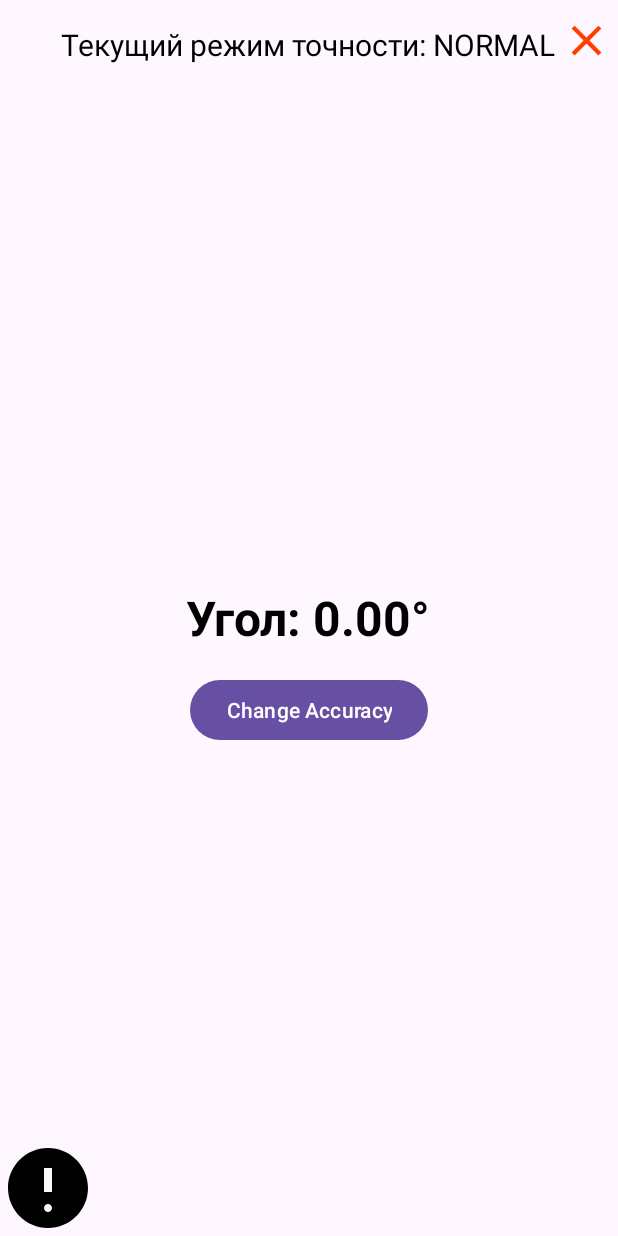
After one commit to Tamplier322/AndroidLabs, an Android app: the LevelActivity screen opened directly, with no data from a screen before it, on a phone screen of 412 x 824 dp. The commit adds this screen. Run offline under Robolectric (Android 15) with nearby library versions, the phone set to English and light mode, and no system bars.

Commit message:
add splash screen, also add some functional for 2 lab, add level that shows surface inclination angle

```diff
--- /dev/null
+++ b/app/src/main/java/com/example/firstlab/LevelActivity.kt
@@ -0,0 +1,194 @@
+package com.example.firstlab
+
+import android.animation.ValueAnimator
+import android.content.Context
+import android.content.Intent
+import android.hardware.Sensor
+import android.hardware.SensorEvent
+import android.hardware.SensorEventListener
+import android.hardware.SensorManager
+import android.os.Bundle
+import android.view.Gravity
+import android.view.LayoutInflater
+import android.widget.Button
+import android.widget.ImageButton
+import android.widget.LinearLayout
+import android.widget.PopupWindow
+import android.widget.TextView
+import android.widget.Toast
+import androidx.appcompat.app.AppCompatActivity
+import java.util.*
+
+class LevelActivity : AppCompatActivity(), SensorEventListener {
+
+    private lateinit var sensorManager: SensorManager
+    private var accelerometer: Sensor? = null
+    private var magnetometer: Sensor? = null
+    private val accelerometerReading = FloatArray(3)
+    private val magnetometerReading = FloatArray(3)
+    private val rotationMatrix = FloatArray(9)
+    private val orientationAngles = FloatArray(3)
+    private lateinit var btnChangeAccuracy: Button
+    private var currentSensorDelay = SensorManager.SENSOR_DELAY_NORMAL
+    private lateinit var tvAngle: TextView
+    private var lastUpdateTime: Long = 0
+    private var currentAngle: Float = 0f
+    private lateinit var tvAccuracyMode: TextView
+    private lateinit var popupWindow: PopupWindow
+    private var isPopupWindowOpen = false
+    private lateinit var btnClose: ImageButton
+
+    override fun onCreate(savedInstanceState: Bundle?) {
+        super.onCreate(savedInstanceState)
+        setContentView(R.layout.level_layout)
+        btnClose = findViewById(R.id.btnClose)
+
+        tvAngle = findViewById(R.id.tvAngle)
+        tvAccuracyMode = findViewById(R.id.tvAccuracyMode)
+        btnChangeAccuracy = findViewById(R.id.btnChangeAccuracy)
+        btnChangeAccuracy.setOnClickListener {
+            toggleSensorAccuracy()
+        }
+
+        sensorManager = getSystemService(SENSOR_SERVICE) as SensorManager
+        accelerometer = sensorManager.getDefaultSensor(Sensor.TYPE_ACCELEROMETER)
+        magnetometer = sensorManager.getDefaultSensor(Sensor.TYPE_MAGNETIC_FIELD)
+
+        val btnInfo: ImageButton = findViewById(R.id.btnInfo)
+        btnInfo.setOnClickListener {
+            showInfoPopup()
+        }
+
+        btnClose.setOnClickListener {
+            val intent = Intent(this, MainActivity::class.java)
+            startActivity(intent)
+            finish()
+        }
+    }
+
+    override fun onResume() {
+        super.onResume()
+        accelerometer?.also { accelerometer ->
+            sensorManager.registerListener(
+                this,
+                accelerometer,
+                currentSensorDelay
+            )
+        }
+        magnetometer?.also { magnetometer ->
+            sensorManager.registerListener(
+                this,
+                magnetometer,
+                currentSensorDelay
+            )
+        }
+    }
+
+    private fun showInfoPopup() {
+        if (isPopupWindowOpen) {
+            return
+        }
+
+        val inflater = getSystemService(Context.LAYOUT_INFLATER_SERVICE) as LayoutInflater
+        val popupView = inflater.inflate(R.layout.info_popup, null)
+
+        val btnClose: ImageButton = popupView.findViewById(R.id.btnClose)
+        btnClose.setOnClickListener {
+            popupWindow.dismiss()
+        }
+
+        val width = LinearLayout.LayoutParams.MATCH_PARENT
+        val height = (resources.displayMetrics.heightPixels * 1 / 2)
+        val focusable = true
+        popupWindow = PopupWindow(popupView, width, height, focusable)
+        popupWindow.animationStyle = R.style.PopupAnimation
+
+        popupWindow.showAtLocation(popupView, Gravity.TOP, 0, 0)
+
+        isPopupWindowOpen = true
+
+        popupWindow.setOnDismissListener {
+            isPopupWindowOpen = false
+        }
+    }
+
+    override fun onPause() {
+        super.onPause()
+        sensorManager.unregisterListener(this)
+    }
+
+    override fun onAccuracyChanged(sensor: Sensor?, accuracy: Int) {
+    }
+
+    override fun onSensorChanged(event: SensorEvent?) {
+        event ?: return
+        if (event.sensor == accelerometer) {
+            System.arraycopy(event.values, 0, accelerometerReading, 0, accelerometerReading.size)
+        } else if (event.sensor == magnetometer) {
+            System.arraycopy(event.values, 0, magnetometerReading, 0, magnetometerReading.size)
+        }
+        updateOrientationAngles()
+    }
+
+    private fun toggleSensorAccuracy() {
+        when (currentSensorDelay) {
+            SensorManager.SENSOR_DELAY_NORMAL -> {
+                currentSensorDelay = SensorManager.SENSOR_DELAY_UI
+                showToast("Accuracy changed to UI")
+            }
+            SensorManager.SENSOR_DELAY_UI -> {
+                currentSensorDelay = SensorManager.SENSOR_DELAY_GAME
+                showToast("Accuracy changed to GAME")
+            }
+            SensorManager.SENSOR_DELAY_GAME -> {
+                currentSensorDelay = SensorManager.SENSOR_DELAY_NORMAL
+                showToast("Accuracy changed to NORMAL")
+            }
+        }
+
+        updateAccuracyModeTextView()
+
+        onResume()
+    }
+
+    private fun updateAccuracyModeTextView() {
+        val accuracyModeText = when (currentSensorDelay) {
+            SensorManager.SENSOR_DELAY_NORMAL -> "NORMAL"
+            SensorManager.SENSOR_DELAY_UI -> "UI"
+            SensorManager.SENSOR_DELAY_GAME -> "GAME"
+            else -> "UNKNOWN"
+        }
+        tvAccuracyMode.text = "Текущий режим точности: $accuracyModeText"
+    }
+
+    private fun showToast(message: String) {
+        Toast.makeText(this, message, Toast.LENGTH_SHORT).show()
+    }
+
+    private fun updateOrientationAngles() {
+        SensorManager.getRotationMatrix(
+            rotationMatrix,
+            null,
+            accelerometerReading,
+            magnetometerReading
+        )
+        SensorManager.getOrientation(rotationMatrix, orientationAngles)
+        val degrees = Math.toDegrees(orientationAngles[2].toDouble()).toFloat()
+
+        if (Math.abs(degrees - currentAngle) < 5) {
+            val animator = ValueAnimator.ofFloat(currentAngle, degrees)
+            animator.duration = 300
+            animator.addUpdateListener { animation ->
+                val newAngle = animation.animatedValue as Float
+                val formattedAngle = String.format(Locale.getDefault(), "%.2f", newAngle)
+                tvAngle.text = "Угол: $formattedAngle°"
+                currentAngle = newAngle
+            }
+            animator.start()
+        } else {
+            val formattedAngle = String.format(Locale.getDefault(), "%.2f", degrees)
+            tvAngle.text = "Угол: $formattedAngle°"
+            currentAngle = degrees
+        }
+    }
+}
--- /dev/null
+++ b/app/src/main/res/anim/slide_in_bottom.xml
@@ -0,0 +1,6 @@
+<set xmlns:android="http://schemas.android.com/apk/res/android">
+    <translate
+        android:fromYDelta="-100%p"
+        android:toYDelta="0"
+        android:duration="300"/>
+</set>
--- /dev/null
+++ b/app/src/main/res/anim/slide_out_bottom.xml
@@ -0,0 +1,6 @@
+<set xmlns:android="http://schemas.android.com/apk/res/android">
+    <translate
+        android:fromYDelta="0"
+        android:toYDelta="-100%p"
+        android:duration="300"/>
+</set>
--- /dev/null
+++ b/app/src/main/res/drawable/ic_close.xml
@@ -0,0 +1,9 @@
+<vector xmlns:android="http://schemas.android.com/apk/res/android"
+    android:width="34dp"
+    android:height="34dp"
+    android:viewportWidth="24.0"
+    android:viewportHeight="24.0">
+    <path
+        android:fillColor="#FF3D00"
+        android:pathData="M19,6.41L17.59,5 12,10.59 6.41,5 5,6.41 10.59,12 5,17.59 6.41,19 12,13.41 17.59,19 19,17.59 13.41,12z"/>
+</vector>
--- /dev/null
+++ b/app/src/main/res/drawable/ic_info.xml
@@ -0,0 +1,9 @@
+<vector xmlns:android="http://schemas.android.com/apk/res/android"
+    android:width="64dp"
+    android:height="64dp"
+    android:viewportWidth="24.0"
+    android:viewportHeight="24.0">
+    <path
+        android:fillColor="#FF000000"
+        android:pathData="M12,2C6.48,2 2,6.48 2,12s4.48,10 10,10 10,-4.48 10,-10S17.52,2 12,2zM12,18c-0.55,0 -1,-0.45 -1,-1s0.45,-1 1,-1 1,0.45 1,1 -0.45,1 -1,1zM13,13h-2v-6h2v6z"/>
+</vector>
--- /dev/null
+++ b/app/src/main/res/layout/level_layout.xml
@@ -0,0 +1,57 @@
+<?xml version="1.0" encoding="utf-8"?>
+<RelativeLayout xmlns:android="http://schemas.android.com/apk/res/android"
+    android:layout_width="match_parent"
+    android:layout_height="match_parent">
+
+    <ImageButton
+        android:id="@+id/btnInfo"
+        android:layout_width="wrap_content"
+        android:layout_height="wrap_content"
+        android:layout_alignParentBottom="true"
+        android:background="?android:attr/selectableItemBackgroundBorderless"
+        android:contentDescription="@string/info_button_description"
+        android:src="@drawable/ic_info" />
+
+    <TextView
+        android:id="@+id/tvAccuracyMode"
+        android:layout_width="wrap_content"
+        android:layout_height="wrap_content"
+        android:layout_centerHorizontal="true"
+        android:layout_marginTop="16dp"
+        android:textSize="20sp"
+        android:textColor="@android:color/black"
+        android:text="Текущий режим точности: NORMAL" />
+
+    <ImageButton
+        android:id="@+id/btnClose"
+        android:layout_width="wrap_content"
+        android:layout_height="wrap_content"
+        android:layout_alignParentEnd="true"
+        android:layout_alignParentTop="true"
+        android:paddingTop="10dp"
+        android:paddingEnd="4dp"
+        android:src="@drawable/ic_close"
+        android:background="?android:attr/selectableItemBackgroundBorderless"
+        android:contentDescription="@string/close_button_description" />
+
+    <TextView
+        android:id="@+id/tvAngle"
+        android:layout_width="wrap_content"
+        android:layout_height="wrap_content"
+        android:layout_centerInParent="true"
+        android:animateLayoutChanges="true"
+        android:text="Угол: 0.00°"
+        android:textColor="#000000"
+        android:textSize="32sp"
+        android:textStyle="bold" />
+
+    <Button
+        android:id="@+id/btnChangeAccuracy"
+        android:layout_width="wrap_content"
+        android:layout_height="wrap_content"
+        android:layout_below="@id/tvAngle"
+        android:layout_centerHorizontal="true"
+        android:layout_marginTop="16dp"
+        android:text="Change Accuracy" />
+
+</RelativeLayout>
--- a/app/src/main/res/values/strings.xml
+++ b/app/src/main/res/values/strings.xml
@@ -1,3 +1,8 @@
 <resources>
     <string name="app_name">Calculator</string>
+    <string name="info_button_description">Информация</string>
+    <string name="close_button_description">Закрыть</string>
+    <string name="normal_description"><b>NORMAL</b> (Нормальный): Обычная частота обновления сенсора. Подходит для стандартных приложений.</string>
+    <string name="game_description"><b>GAME</b> (Игровой): Повышенная частота обновления для игровых приложений.</string>
+    <string name="ui_description"><b>UI</b> (Пользовательский интерфейс): Максимально высокая частота обновления для реагирования на пользовательские взаимодействия.</string>
 </resources>
--- /dev/null
+++ b/app/src/main/res/values/styles.xml
@@ -0,0 +1,6 @@
+<resources>
+    <style name="PopupAnimation" parent="@android:style/Animation">
+        <item name="android:windowEnterAnimation">@anim/slide_in_bottom</item>
+        <item name="android:windowExitAnimation">@anim/slide_out_bottom</item>
+    </style>
+</resources>
```
Also changed, not shown: app/src/main/AndroidManifest.xml (+4 -3 lines), app/src/main/java/com/example/firstlab/HistoryActivity.kt (+10 -0 lines), app/src/main/java/com/example/firstlab/MainActivity.kt (+12 -0 lines), app/src/main/java/com/example/firstlab/SplashScreen_activity.kt (added, +28 -0 lines), app/src/main/res/drawable/laba.xml (added, +33 -0 lines), app/src/main/res/drawable/rounded_corner_background.xml (+3 -5 lines), app/src/main/res/layout-land/activity_main.xml (+12 -1 lines), app/src/main/res/layout/activity_history.xml (+14 -5 lines), app/src/main/res/layout/activity_main.xml (+12 -3 lines), app/src/main/res/layout/activity_splash_screen.xml (added, +9 -0 lines), app/src/main/res/layout/info_popup.xml (added, +54 -0 lines).
